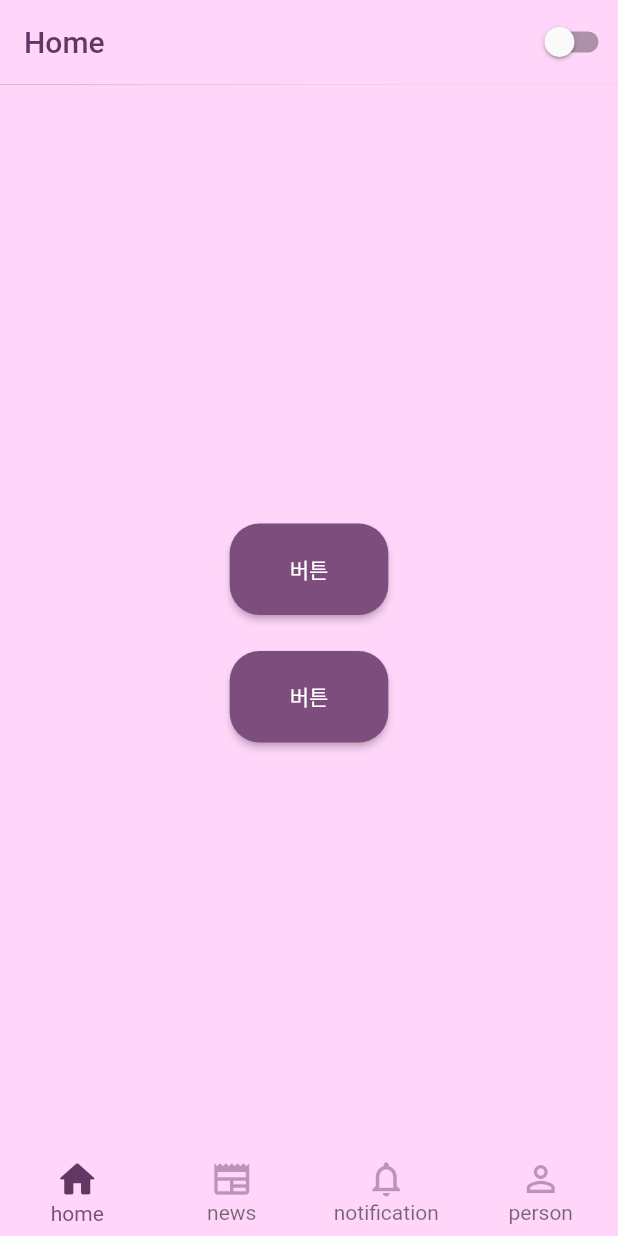
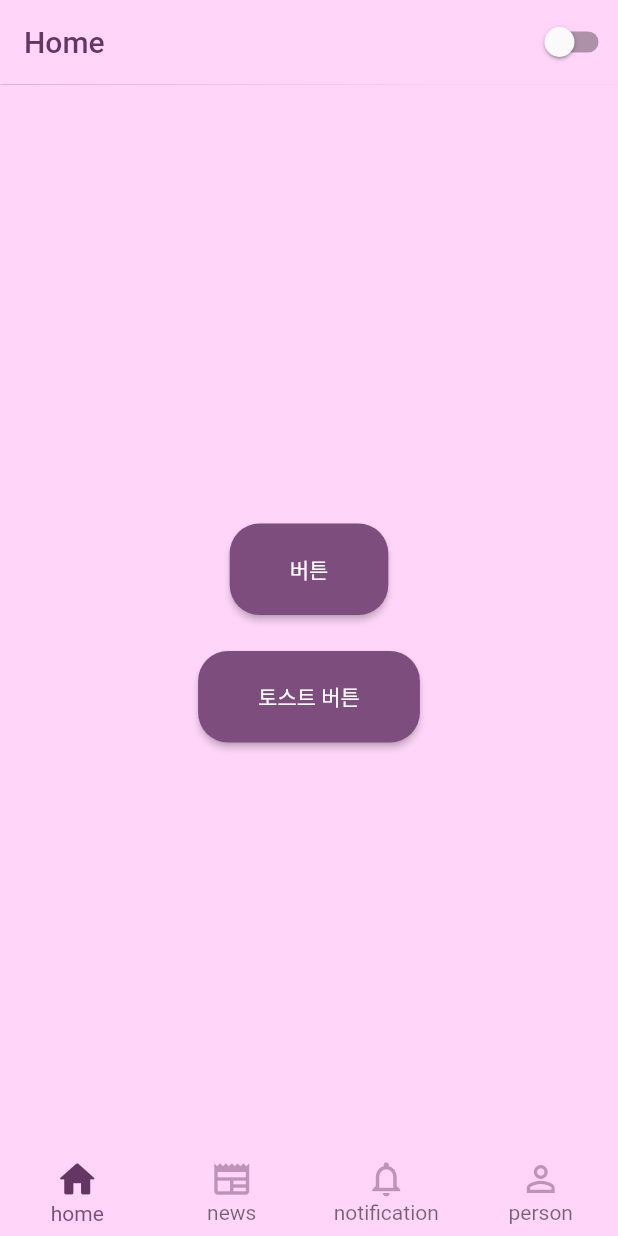
Before and after one commit to kwon416/wink, a Flutter app: the screen it shows once a user with an empty profile is signed in, after a tap on "버튼", on a phone screen of 412 x 824 dp. Run offline on Flutter 3.47's test engine with Material 2 defaults, Android fonts, the phone set to English and light mode, and no system bars; our stand-ins replace bloc, equatable, firebase_auth, firebase_core, flutter_bloc, fluttertoast and 3 more; missing offline and left inert: bloc_test, test; accounts and stored records are empty.

Commit message:
로그인 폼 수정

```diff
--- a/lib/controller/login_controller.dart
+++ b/lib/controller/login_controller.dart
@@ -18,8 +18,8 @@ class LoginController extends GetxController {
     }
   }
 
-  getUser()  {
-    return AuthenticationRepository.instance.firebaseUser;
+  getUserValue()  {
+    return AuthenticationRepository.instance.firebaseUser.value;
   }
 
   Future<void> logOutUser() async {
--- a/lib/home/view/account_fragment.dart
+++ b/lib/home/view/account_fragment.dart
@@ -25,7 +25,8 @@ class AccountFragment extends StatelessWidget {
         child: Column(
           mainAxisSize: MainAxisSize.min,
           children: [
-            Text("email: ${l.getUser().toString()}"),
+            Text("email: ${l.getUserValue().email}"),
+            Space(12),
             ElevatedButton(
               onPressed: () => Get.to(Other(), transition: Transition.topLevel),
               child: Text('새 페이지 get.to'),
--- a/lib/home/view/home_fragment.dart
+++ b/lib/home/view/home_fragment.dart
@@ -44,7 +44,7 @@ class HomeFragment extends StatelessWidget {
               onPressed: (){
                 showToast('토스트 띄우기', context);
               },
-              child: Text('버튼',),
+              child: Text('토스트 버튼',),
             ),
           ],
         ),
--- a/lib/login/view/login_form.dart
+++ b/lib/login/view/login_form.dart
@@ -172,7 +172,7 @@ class _LoginButton extends StatelessWidget {
             onPressed: () {
                 controller.loginUser('admin@google.com', '123456');
               },
-      child: Text('강제 로그인',),
+      child: Text('어드민 로그인',),
     );
   }
 }
```
